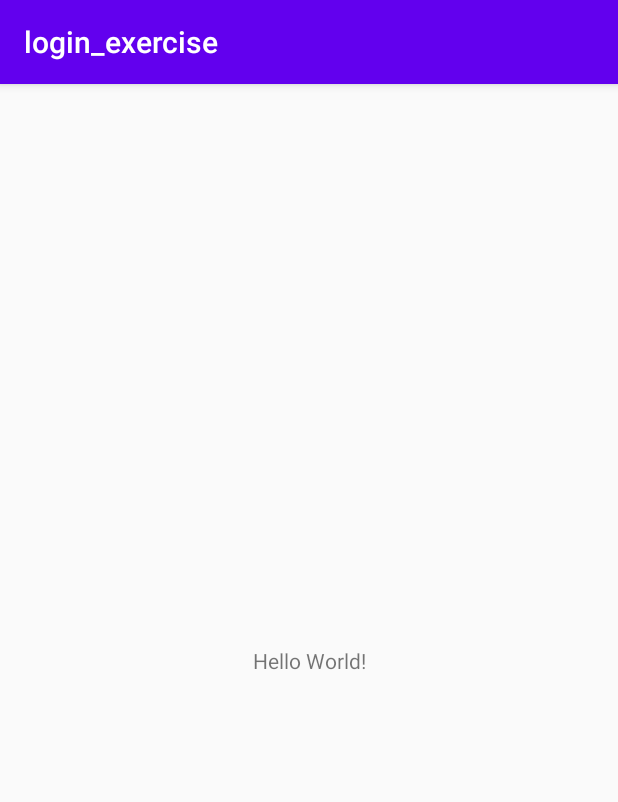
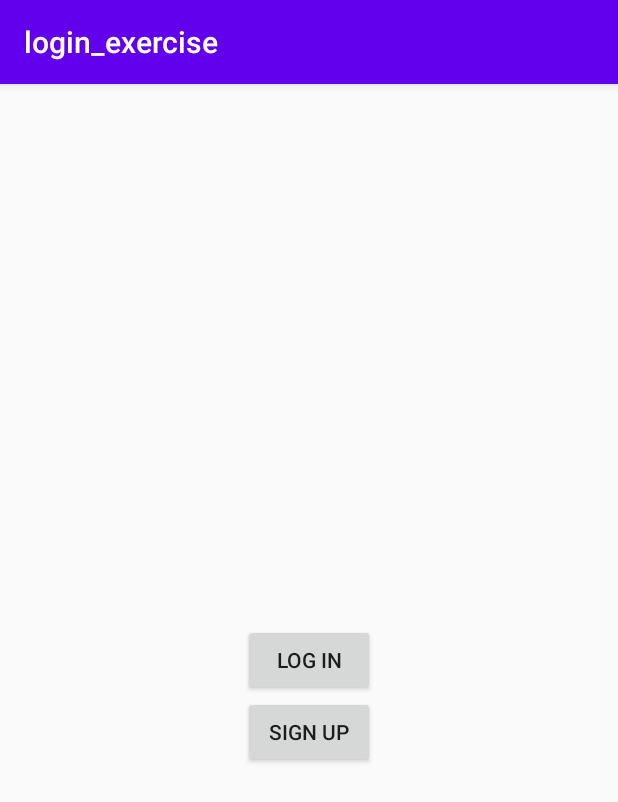
Before and after one commit to jjwow73/madcamp_week2_android, an Android app: the screen it shows after launch (MainActivity), on a phone screen of 412 x 824 dp. Shown: the top 802 px of the screen. Run offline under Robolectric (Android 15) with nearby library versions, the phone set to English and light mode, and no system bars.

Commit message:
기본적인 로그인 구현 완료

```diff
--- a/app/build.gradle
+++ b/app/build.gradle
@@ -26,6 +26,11 @@ dependencies {
     implementation fileTree(dir: "libs", include: ["*.jar"])
     implementation 'androidx.appcompat:appcompat:1.1.0'
     implementation 'androidx.constraintlayout:constraintlayout:1.1.3'
+
+    // HTTP 통신을 위한 retrofit2+gson
+    implementation 'com.squareup.retrofit2:retrofit:2.6.0'
+    implementation 'com.squareup.retrofit2:converter-gson:2.6.0'
+
     testImplementation 'junit:junit:4.12'
     androidTestImplementation 'androidx.test.ext:junit:1.1.1'
     androidTestImplementation 'androidx.test.espresso:espresso-core:3.2.0'
--- a/app/src/main/AndroidManifest.xml
+++ b/app/src/main/AndroidManifest.xml
@@ -2,7 +2,9 @@
 <manifest xmlns:android="http://schemas.android.com/apk/res/android"
     package="com.exercise.login_exercise">
 
+    <uses-permission android:name="android.permission.INTERNET"/>
     <application
+        android:usesCleartextTraffic="true"
         android:allowBackup="true"
         android:icon="@mipmap/ic_launcher"
         android:label="@string/app_name"
--- /dev/null
+++ b/app/src/main/java/com/exercise/login_exercise/RetrofitInterface.java
@@ -0,0 +1,19 @@
+package com.exercise.login_exercise;
+
+import java.util.HashMap;
+
+import retrofit2.Call;
+import retrofit2.http.Body;
+import retrofit2.http.POST;
+
+/**
+ * Created by jongwow on 2020-07-17.
+ */
+public interface RetrofitInterface {
+
+    @POST("/api/v1/user/login")
+    Call<LoginResult> executeLogin(@Body HashMap<String, String> map);
+
+    @POST("/api/v1/user/signup")
+    Call<Void> executeSignup(@Body HashMap<String, String> map);
+}
--- a/app/src/main/res/layout/activity_main.xml
+++ b/app/src/main/res/layout/activity_main.xml
@@ -1,18 +1,25 @@
 <?xml version="1.0" encoding="utf-8"?>
-<androidx.constraintlayout.widget.ConstraintLayout xmlns:android="http://schemas.android.com/apk/res/android"
+<RelativeLayout xmlns:android="http://schemas.android.com/apk/res/android"
     xmlns:app="http://schemas.android.com/apk/res-auto"
     xmlns:tools="http://schemas.android.com/tools"
     android:layout_width="match_parent"
     android:layout_height="match_parent"
     tools:context=".MainActivity">
-
-    <TextView
+    <Button
         android:layout_width="wrap_content"
         android:layout_height="wrap_content"
-        android:text="Hello World!"
-        app:layout_constraintBottom_toBottomOf="parent"
-        app:layout_constraintLeft_toLeftOf="parent"
-        app:layout_constraintRight_toRightOf="parent"
-        app:layout_constraintTop_toTopOf="parent" />
+        android:text="Log In"
+        android:id="@+id/login"
+        android:layout_centerInParent="true"
+        />
+    <Button
+        android:layout_width="wrap_content"
+        android:layout_height="wrap_content"
+        android:text="Sign up"
+        android:id="@+id/signup"
+        android:layout_centerHorizontal="true"
+        android:layout_below="@id/login"
+        />
 
-</androidx.constraintlayout.widget.ConstraintLayout>
+
+</RelativeLayout>
```
Also changed, not shown: app/src/main/java/com/exercise/login_exercise/LoginResult.java (added, +22 -0 lines), app/src/main/java/com/exercise/login_exercise/MainActivity.java (+131 -1 lines), app/src/main/res/layout/login_dialgog.xml (added, +29 -0 lines), app/src/main/res/layout/signup_dialog.xml (added, +38 -0 lines).
